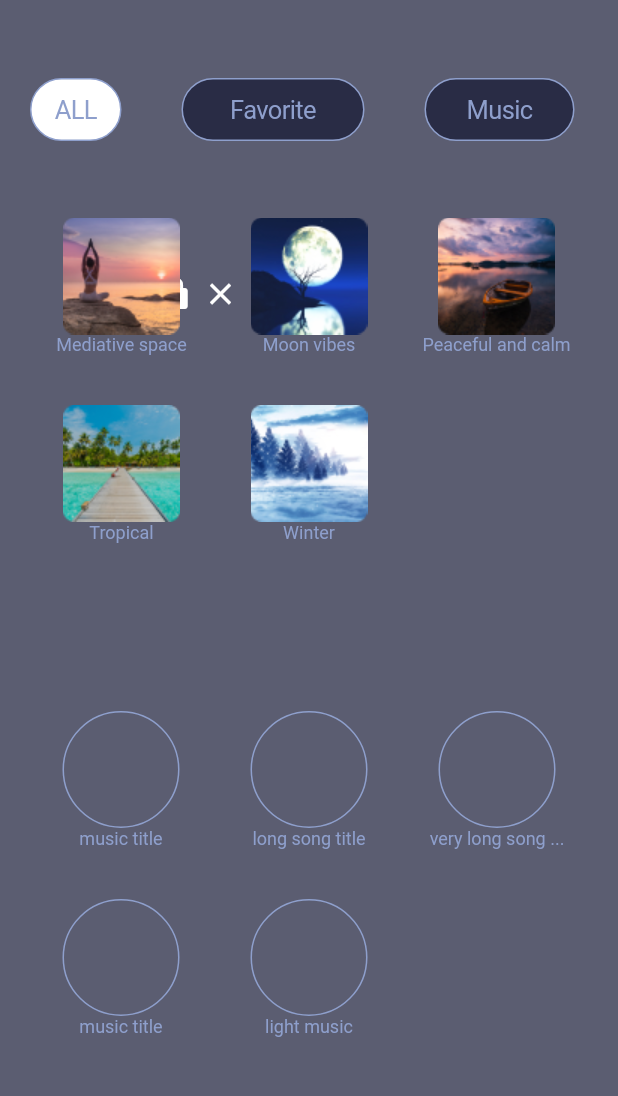
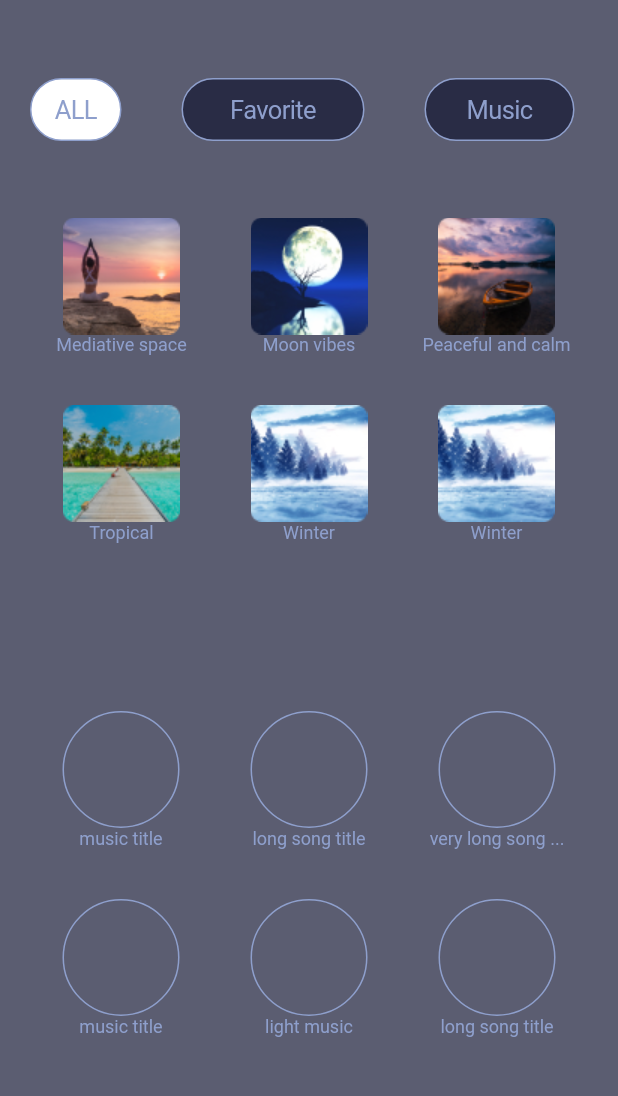
Before and after one commit to bsu-leschik/sleep_app, a Flutter app: the screen it shows after launch, on a phone screen of 412 x 824 dp, the part 84-1180 px from its top. Run offline on Flutter 3.47's test engine with Material 2 defaults, Android fonts, the phone set to English and light mode, and no system bars; our stand-ins replace animated_background, flutter_svg, go_router, smooth_page_indicator, url_strategy.

Commit message:
Lock widget

```diff
--- a/lib/melody_widget/bottom_music.dart
+++ b/lib/melody_widget/bottom_music.dart
@@ -126,28 +126,28 @@ class BlockedMusicWidget extends StatelessWidget {
                         color: Color(0xff8E9FCC),
                       ),
                     ),
-                    // Column(
-                    //   children: [
-                    //     Container(
-                    //       width: 78,
-                    //       height: 78,
-                    //       decoration: BoxDecoration(
-                    //         borderRadius: const BorderRadius.all(
-                    //           Radius.circular(59),
-                    //         ),
-                    //         border: Border.all(
-                    //             color: const Color(0xff8e9fcc), width: 1),
-                    //       ),
-                    //     ),
-                    //     const Text(
-                    //       'long song title',
-                    //       style: TextStyle(
-                    //         fontSize: 12,
-                    //         color: Color(0xff8E9FCC),
-                    //       ),
-                    //     ),
-                    //   ],
-                    // ),
+                  ],
+                ),
+                Column(
+                  children: [
+                    Container(
+                      width: 78,
+                      height: 78,
+                      decoration: BoxDecoration(
+                        borderRadius: const BorderRadius.all(
+                          Radius.circular(59),
+                        ),
+                        border: Border.all(
+                            color: const Color(0xff8e9fcc), width: 1),
+                      ),
+                    ),
+                    const Text(
+                      'long song title',
+                      style: TextStyle(
+                        fontSize: 12,
+                        color: Color(0xff8E9FCC),
+                      ),
+                    ),
                   ],
                 ),
               ],
--- a/lib/melody_widget/fiveframewidget.dart
+++ b/lib/melody_widget/fiveframewidget.dart
@@ -18,7 +18,6 @@ class _MelodyWidgetState extends State<MelodyWidget> {
       backgroundColor: const Color.fromRGBO(20, 23, 51, 0.7),
       body: SafeArea(
         child: Stack(children: [
-          const CloseBottomWidget(),
           Column(
             children: [
               Row(
@@ -99,6 +98,7 @@ class ImageMusicWidget extends StatelessWidget {
     return Expanded(
       child: Stack(
         children: [
+          // const CloseBottomWidget(),
           SizedBox(
             width: double.infinity,
             height: 250,
@@ -150,6 +150,18 @@ class ImageMusicWidget extends StatelessWidget {
                     Image.asset("assets/images/music/Tropical.png"),
                     const Text(
                       'Tropical',
+                      style: TextStyle(
+                        fontSize: 12,
+                        color: Color(0xff8E9FCC),
+                      ),
+                    ),
+                  ],
+                ),
+                Column(
+                  children: [
+                    Image.asset("assets/images/music/Winter.png"),
+                    const Text(
+                      'Winter',
                       style: TextStyle(
                         fontSize: 12,
                         color: Color(0xff8E9FCC),
@@ -496,8 +508,8 @@ class BlockMusicWidget extends StatelessWidget {
               primary: false,
               padding: const EdgeInsets.all(20),
               crossAxisCount: 3,
-              crossAxisSpacing: 3,
-              mainAxisSpacing: 3,
+              crossAxisSpacing: 4,
+              mainAxisSpacing: 4,
               children: <Widget>[
                 Column(
                   children: [
@@ -583,6 +595,48 @@ class BlockMusicWidget extends StatelessWidget {
                     color: Color(0xff8e9fcc),
                   ),
                 ),
+                Column(
+                  children: [
+                    Container(
+                      width: 78,
+                      height: 78,
+                      decoration: BoxDecoration(
+                        borderRadius: const BorderRadius.all(
+                          Radius.circular(59),
+                        ),
+                        border: Border.all(
+                            color: const Color(0xff8e9fcc), width: 1),
+                      ),
+                    ),
+                  ],
+                ),
+                const Text(
+                  'very long song ...',
+                  style: TextStyle(
+                    color: Color(0xff8e9fcc),
+                  ),
+                ),
+                Column(
+                  children: [
+                    Container(
+                      width: 78,
+                      height: 78,
+                      decoration: BoxDecoration(
+                        borderRadius: const BorderRadius.all(
+                          Radius.circular(59),
+                        ),
+                        border: Border.all(
+                            color: const Color(0xff8e9fcc), width: 1),
+                      ),
+                    ),
+                  ],
+                ),
+                const Text(
+                  'very long song ...',
+                  style: TextStyle(
+                    color: Color(0xff8e9fcc),
+                  ),
+                ),
               ],
             ),
           ),
```
